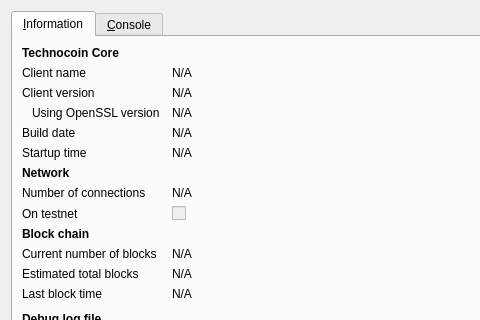
This is src/qt/forms/rpcconsole.ui in hwcarr/winscoin6 as Qt 5 draws it before an edit; both pictures show x 0 to 480 and y 0 to 320 of the 740 by 450 pixel window. The edited form follows.
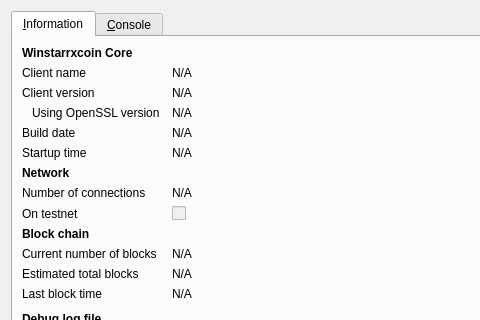
This is the edited form. Icons and pictures are not drawn.

The edit to the form file:
```diff
--- a/src/qt/forms/rpcconsole.ui
+++ b/src/qt/forms/rpcconsole.ui
@@ -36,7 +36,7 @@
           </font>
          </property>
          <property name="text">
-          <string>Technocoin Core</string>
+          <string>Winstarrxcoin Core</string>
          </property>
         </widget>
        </item>
```
Left out of the diff: 6 changed lines with no effect on the pictures.
